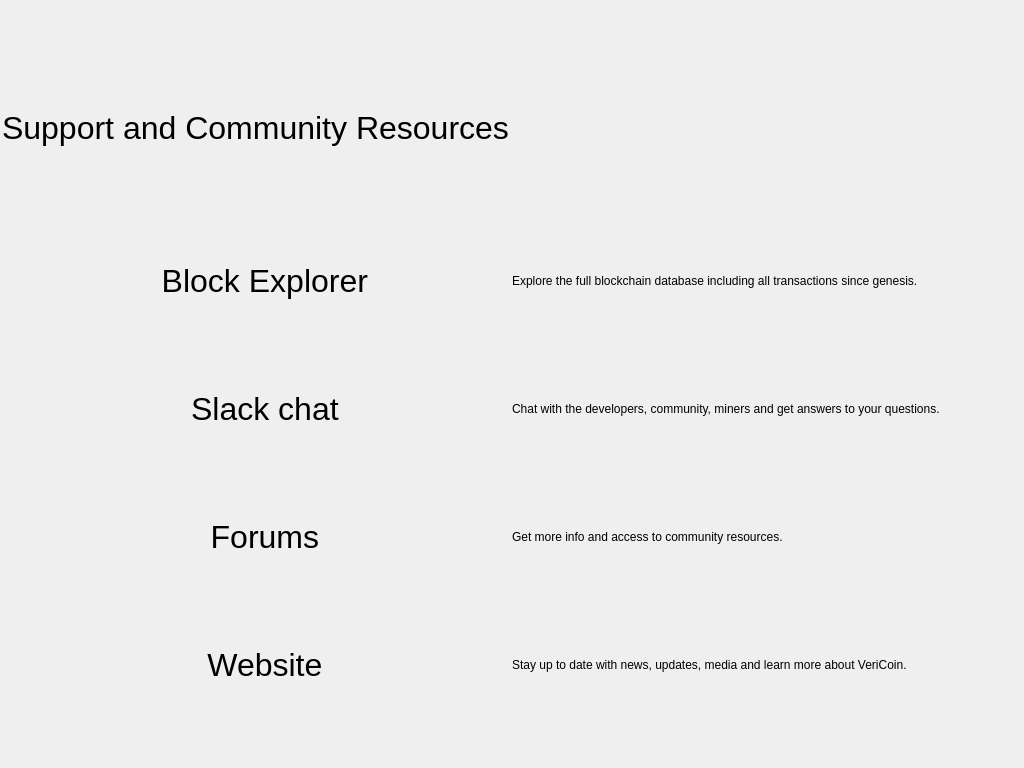
The window that src/qt/forms/forumspage.ui (VeriConomy/vericoin) describes before a commit, drawn with Qt 5.
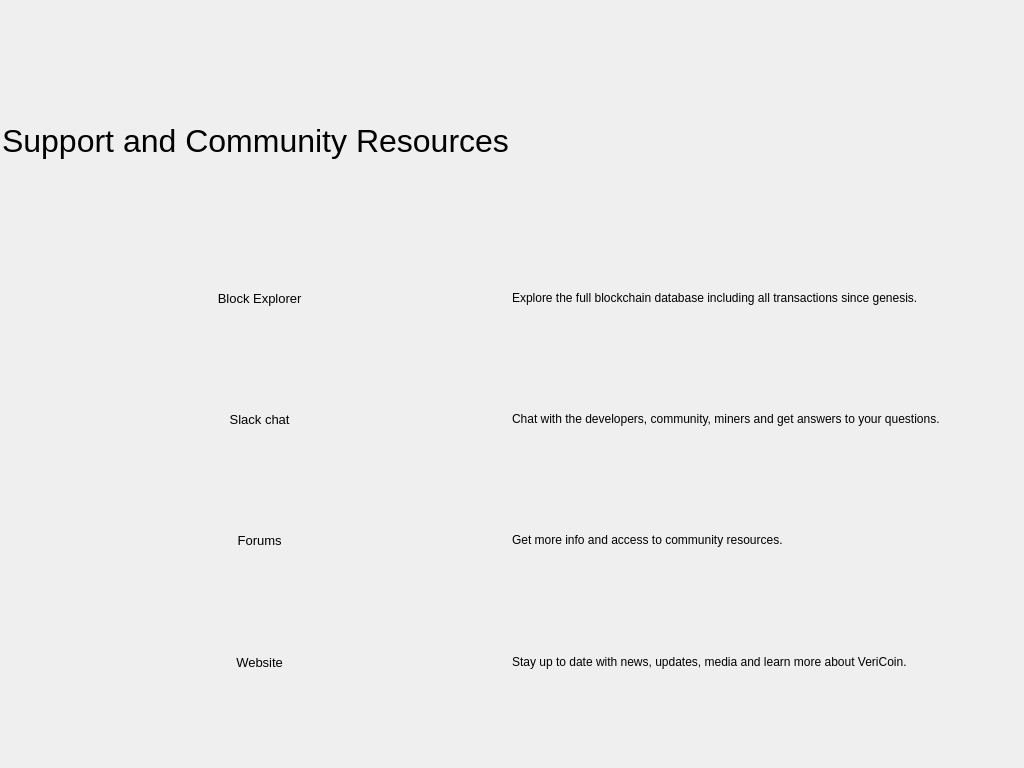
The same window after the commit. Icons and pictures are not drawn.

Commit message: size of buttons fix

```diff
--- a/src/qt/forms/forumspage.ui
+++ b/src/qt/forms/forumspage.ui
@@ -38,8 +38,8 @@
       <widget class="QPushButton" name="forumButton">
        <property name="minimumSize">
         <size>
-         <width>300</width>
-         <height>50</height>
+         <width>150</width>
+         <height>30</height>
         </size>
        </property>
        <property name="maximumSize">
@@ -50,7 +50,7 @@
        </property>
        <property name="font">
         <font>
-         <pointsize>24</pointsize>
+         <pointsize>10</pointsize>
         </font>
        </property>
        <property name="text">
@@ -62,8 +62,8 @@
        </property>
        <property name="iconSize">
         <size>
-         <width>24</width>
-         <height>24</height>
+         <width>20</width>
+         <height>20</height>
         </size>
        </property>
        <property name="flat">
@@ -75,8 +75,8 @@
       <widget class="QPushButton" name="siteButton">
        <property name="minimumSize">
         <size>
-         <width>300</width>
-         <height>50</height>
+         <width>150</width>
+         <height>30</height>
         </size>
        </property>
        <property name="maximumSize">
@@ -87,7 +87,7 @@
        </property>
        <property name="font">
         <font>
-         <pointsize>24</pointsize>
+         <pointsize>10</pointsize>
         </font>
        </property>
        <property name="text">
@@ -99,8 +99,8 @@
        </property>
        <property name="iconSize">
         <size>
-         <width>32</width>
-         <height>32</height>
+         <width>20</width>
+         <height>20</height>
         </size>
        </property>
        <property name="flat">
@@ -112,8 +112,8 @@
       <widget class="QPushButton" name="chatButton">
        <property name="minimumSize">
         <size>
-         <width>300</width>
-         <height>50</height>
+         <width>150</width>
+         <height>30</height>
         </size>
        </property>
        <property name="maximumSize">
@@ -124,7 +124,7 @@
        </property>
        <property name="font">
         <font>
-         <pointsize>24</pointsize>
+         <pointsize>10</pointsize>
         </font>
        </property>
        <property name="layoutDirection">
@@ -139,8 +139,8 @@
        </property>
        <property name="iconSize">
         <size>
-         <width>32</width>
-         <height>32</height>
+         <width>24</width>
+         <height>24</height>
         </size>
        </property>
        <property name="flat">
@@ -152,8 +152,8 @@
       <widget class="QPushButton" name="explorerButton">
        <property name="minimumSize">
         <size>
-         <width>300</width>
-         <height>50</height>
+         <width>150</width>
+         <height>30</height>
         </size>
        </property>
        <property name="maximumSize">
@@ -164,7 +164,7 @@
        </property>
        <property name="font">
         <font>
-         <pointsize>24</pointsize>
+         <pointsize>10</pointsize>
         </font>
        </property>
        <property name="text">
@@ -176,8 +176,8 @@
        </property>
        <property name="iconSize">
         <size>
-         <width>32</width>
-         <height>32</height>
+         <width>24</width>
+         <height>24</height>
         </size>
        </property>
        <property name="flat">
```
